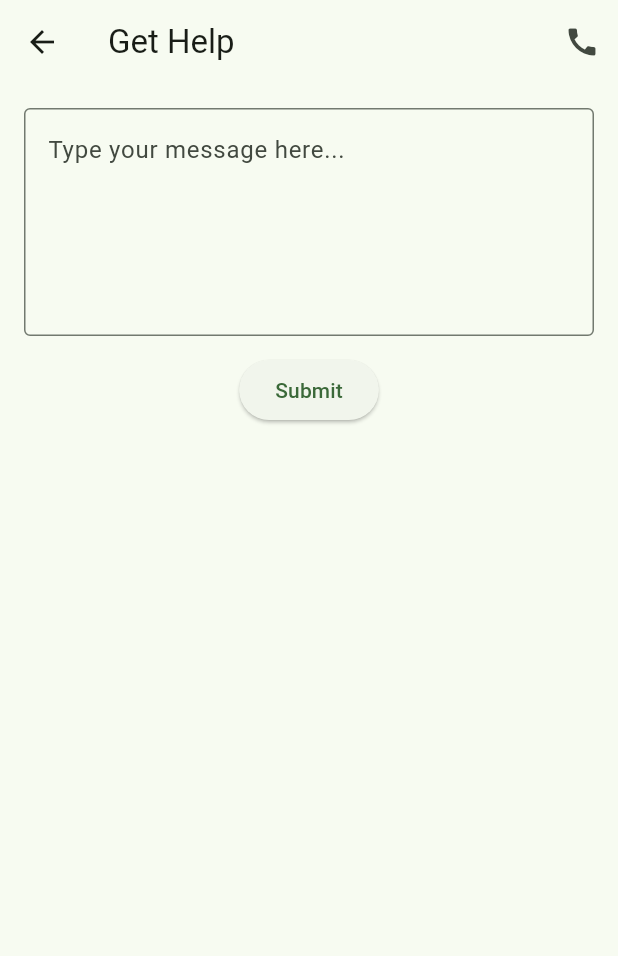
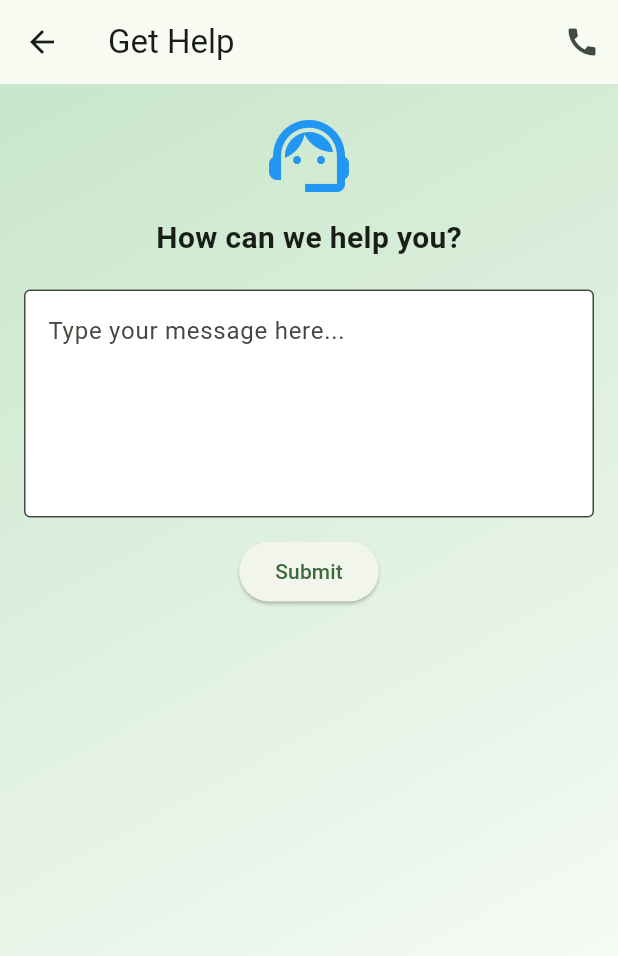
Before and after one commit to Saqlain-mushtaq-alamin/Finura, a Flutter app: the GetHelpPage screen opened directly, on a phone screen of 412 x 824 dp. Shown: the top 956 px of the screen. Run offline on Flutter 3.47's test engine with Material 3 defaults, Android fonts, the phone set to English and light mode, and no system bars; our stand-ins replace connectivity_plus, font_awesome_flutter, image_picker, sqflite; accounts and stored records are empty.

Commit message:
add a inital icon on top

```diff
--- a/finura_frontend/lib/views/helpPage/help.dart
+++ b/finura_frontend/lib/views/helpPage/help.dart
@@ -1,7 +1,6 @@
 import 'package:flutter/material.dart';
 import 'package:url_launcher/url_launcher.dart';
-
-
+import 'package:font_awesome_flutter/font_awesome_flutter.dart';
 
 class GetHelpPage extends StatefulWidget {
   @override
@@ -12,16 +11,17 @@ class _GetHelpPageState extends State<GetHelpPage> {
   final TextEditingController _textController = TextEditingController();
 
   final String phoneNumber = '+1234567890'; // <-- Replace with your number
-  final String emailAddress = 'support@example.com'; // <-- Replace with your email
+  final String emailAddress =
+      'support@example.com'; // <-- Replace with your email
 
   void _makePhoneCall() async {
     final Uri phoneUri = Uri(scheme: 'tel', path: phoneNumber);
     if (await canLaunchUrl(phoneUri)) {
       await launchUrl(phoneUri);
     } else {
-      ScaffoldMessenger.of(context).showSnackBar(
-        SnackBar(content: Text('Could not launch phone dialer')),
-      );
+      ScaffoldMessenger.of(
+        context,
+      ).showSnackBar(SnackBar(content: Text('Could not launch phone dialer')));
     }
   }
 
@@ -36,9 +36,9 @@ class _GetHelpPageState extends State<GetHelpPage> {
     if (await canLaunchUrl(emailUri)) {
       await launchUrl(emailUri);
     } else {
-      ScaffoldMessenger.of(context).showSnackBar(
-        SnackBar(content: Text('Could not open email app')),
-      );
+      ScaffoldMessenger.of(
+        context,
+      ).showSnackBar(SnackBar(content: Text('Could not open email app')));
     }
   }
 
@@ -46,35 +46,51 @@ class _GetHelpPageState extends State<GetHelpPage> {
   Widget build(BuildContext context) {
     return Scaffold(
       appBar: AppBar(
-        title: Align(
-          alignment: Alignment.centerLeft,
-          child: Text('Get Help'),
-        ),
+        title: Align(alignment: Alignment.centerLeft, child: Text('Get Help')),
         actions: [
-          IconButton(
-            icon: Icon(Icons.call),
-            onPressed: _makePhoneCall,
-          ),
+          IconButton(icon: Icon(Icons.call), onPressed: _makePhoneCall),
         ],
       ),
-      body: Padding(
+      body: Container(
+        decoration: BoxDecoration(
+          gradient: LinearGradient(
+            colors: [Colors.green.shade100, Colors.white],
+            begin: Alignment.topLeft,
+            end: Alignment.bottomRight,
+          ),
+        ),
+
+        child: Padding(
           padding: const EdgeInsets.all(16.0),
           child: Column(
+            crossAxisAlignment: CrossAxisAlignment.center,
             children: [
+              Icon(Icons.support_agent, size: 64, color: Colors.blue),
+
+              //Icon(FontAwesomeIcons.userHeadset, size: 32.0, color: Colors.blue),
+              SizedBox(height: 8),
+              Text(
+                'How can we help you?',
+                style: TextStyle(fontSize: 20, fontWeight: FontWeight.bold),
+              ),
+              SizedBox(height: 20),
+
+              // Your TextField and button go here
               TextField(
                 controller: _textController,
                 maxLines: 5,
                 decoration: InputDecoration(
                   hintText: 'Type your message here...',
                   border: OutlineInputBorder(),
+                  filled: true,
+                  fillColor: Colors.white,
                 ),
+                style: TextStyle(fontSize: 16),
               ),
               SizedBox(height: 12),
-            ElevatedButton(
-              onPressed: _sendEmail,
-              child: Text('Submit'),
+              ElevatedButton(onPressed: _sendEmail, child: Text('Submit')),
+            ],
           ),
-          ],
         ),
       ),
     );
--- a/finura_frontend/pubspec.yaml
+++ b/finura_frontend/pubspec.yaml
@@ -45,6 +45,7 @@ dependencies:
   intl: ^0.20.2
   connectivity_plus: ^6.1.4 # For checking network connectivity
   url_launcher: ^6.3.2
+  font_awesome_flutter: ^10.8.0
 
 dev_dependencies:
   flutter_test:
```
Also changed, not shown: finura_frontend/pubspec.lock. Lines whose indentation alone changed are shown as unchanged.
